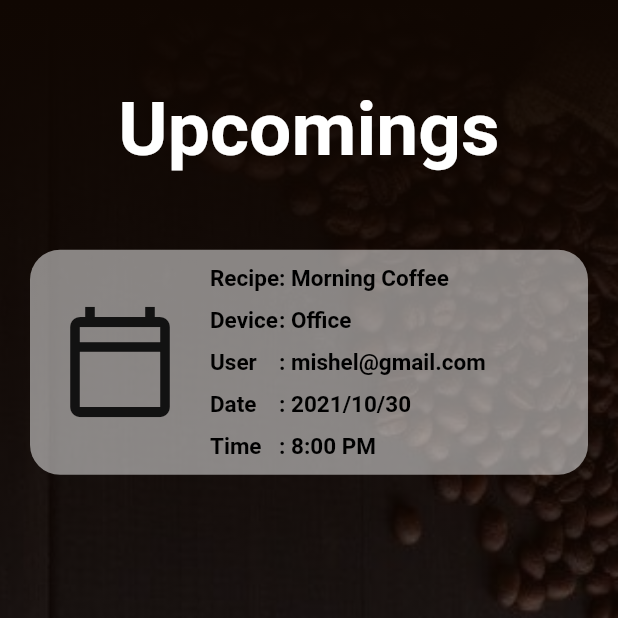
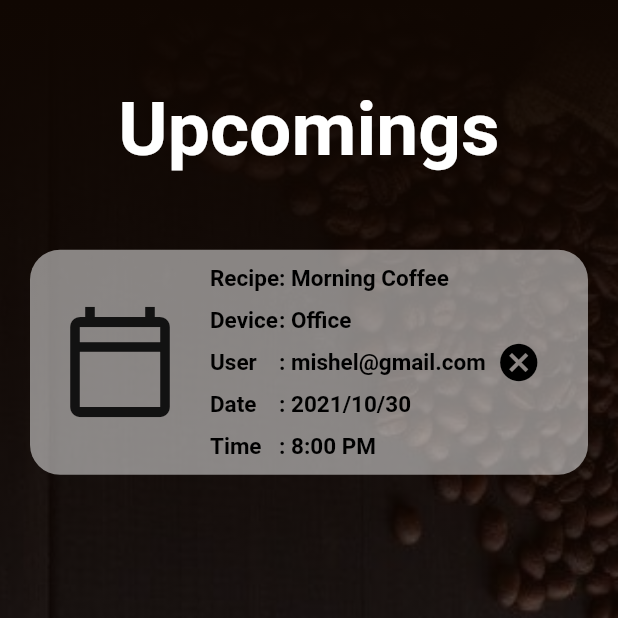
Before and after one commit to ShaznaIsthikar/e17-3yp-Smart-Pour, a Flutter app: the UpcomingPage screen opened directly, on a phone screen of 412 x 824 dp, the top half of it. Run offline on Flutter 3.47's test engine with Material 2 defaults, Android fonts, the phone set to English and light mode, and no system bars.

Commit message:
flutter app error solving

```diff
--- a/code/Front end/smartpour/lib/screens/favourites.dart
+++ b/code/Front end/smartpour/lib/screens/favourites.dart
@@ -103,7 +103,7 @@ class Favorites extends StatefulWidget {
             Positioned(bottom: 110,child: SizedBox(height: 60,width: 300,child: ElevatedButton(onPressed: () => _addRecipe(context),style: ElevatedButton.styleFrom(shape: RoundedRectangleBorder(
                borderRadius: BorderRadius.circular(30.0),),primary: Color(0xffB98C53),),
                child: Row(mainAxisAlignment: MainAxisAlignment.center,children:[IconButton(onPressed: () {},icon: Icon(Icons.add_outlined,color: Colors.white,size: 30.0,),),
-                   Text("Add a new device",style: TextStyle(fontSize: 20,fontWeight: FontWeight.bold,color: Colors.white,),),] ),),),
+                   Text("Add a new Recipe",style: TextStyle(fontSize: 20,fontWeight: FontWeight.bold,color: Colors.white,),),] ),),),
                   ),
             Positioned(bottom: 30,child: SizedBox(height: 60,width: 300,
               child: ElevatedButton(onPressed: () => Navigator.push(context,MaterialPageRoute(builder: (_) => OptionsPage(),),),style: ElevatedButton.styleFrom(shape: RoundedRectangleBorder(
--- a/code/Front end/smartpour/lib/screens/upcoming.dart
+++ b/code/Front end/smartpour/lib/screens/upcoming.dart
@@ -70,6 +70,10 @@ class UpcomingPage extends StatelessWidget {
                      Text(": 8:00 PM",style: TextStyle(fontSize: 15,fontWeight: FontWeight.bold,color: Colors.black,),),
 
                      ],
+                   ),
+                   SizedBox(width: 7,),
+                   Container(
+                      child:Icon(Icons.cancel,size: 30,color: Colors.black,),
                    )
                  ],
                )
```
